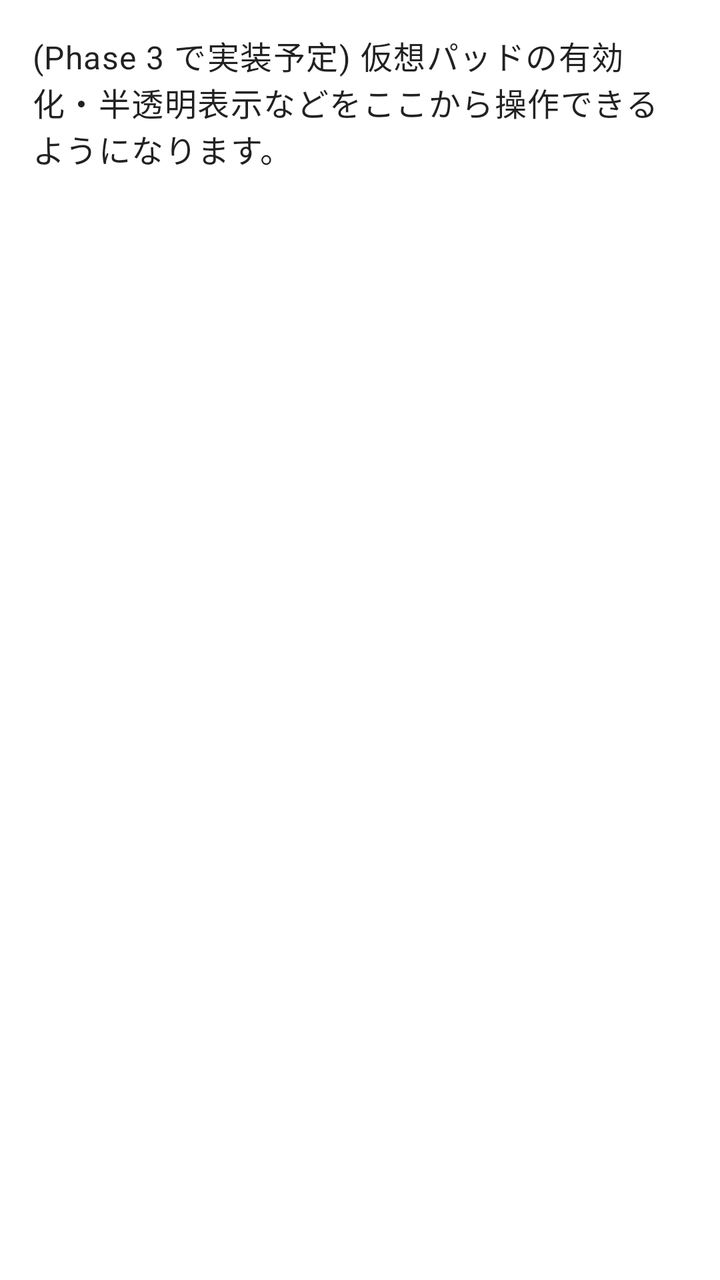
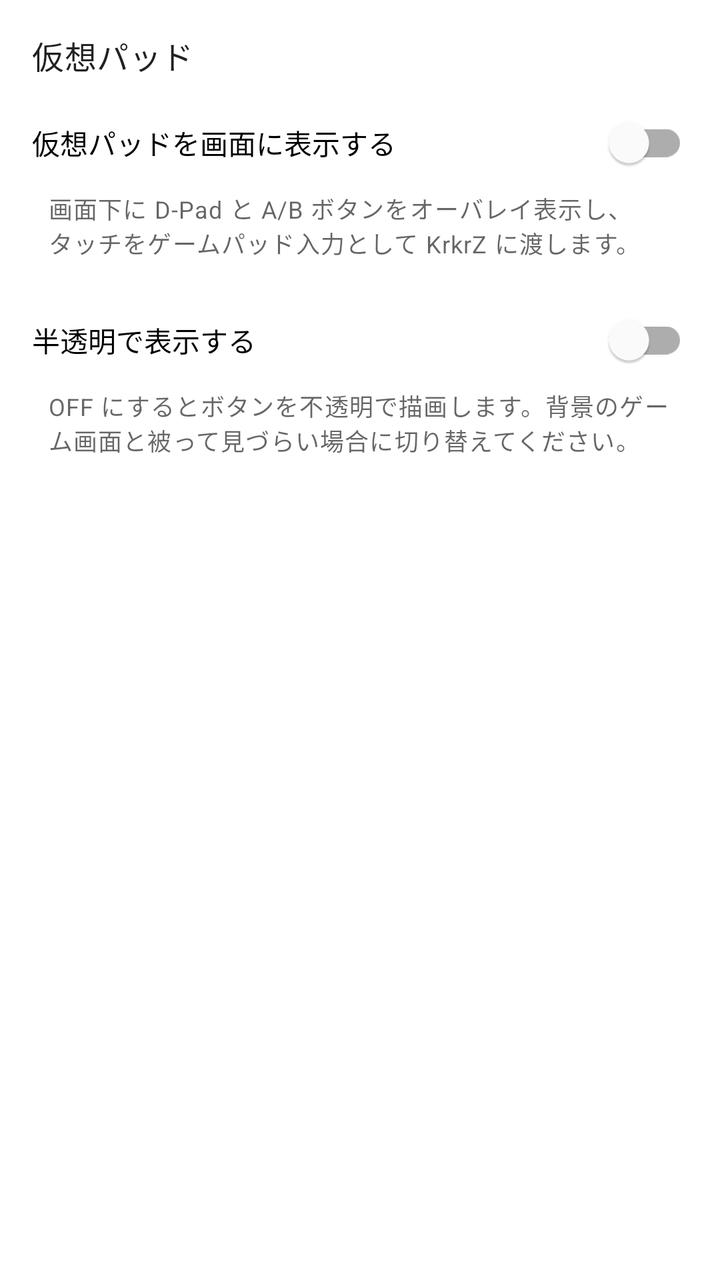

An Android layout rendered at two revisions. The XML below is the earlier revision; the diff shows what the commit changed to produce the second picture.
<!-- AndroidManifest.xml: application theme Theme.Krkrz -->
<!-- res/layout/activity_settings.xml -->
<?xml version="1.0" encoding="utf-8"?>
<ScrollView xmlns:android="http://schemas.android.com/apk/res/android"
    android:id="@+id/settings_root"
    android:layout_width="match_parent"
    android:layout_height="match_parent"
    android:fillViewport="true">

    <LinearLayout
        android:layout_width="match_parent"
        android:layout_height="wrap_content"
        android:orientation="vertical"
        android:padding="16dp">

        <TextView
            android:layout_width="match_parent"
            android:layout_height="wrap_content"
            android:text="@string/settings_placeholder"
            android:textAppearance="?attr/textAppearanceBody1" />

    </LinearLayout>

</ScrollView>
<!-- resources referenced by this layout -->
<resources>
  <string name="settings_placeholder">(Phase 3 で実装予定) 仮想パッドの有効化・半透明表示などをここから操作できるようになります。</string>
  <style name="Theme.Krkrz" parent="Theme.MaterialComponents.DayNight.DarkActionBar">
          
          <item name="colorPrimary">@color/purple_500</item>
          <item name="colorPrimaryVariant">@color/purple_700</item>
          <item name="colorOnPrimary">@color/white</item>
          
          <item name="colorSecondary">@color/teal_200</item>
          <item name="colorSecondaryVariant">@color/teal_700</item>
          <item name="colorOnSecondary">@color/black</item>
          
          <item name="android:statusBarColor">?attr/colorPrimaryVariant</item>
          
      </style>
  <color name="purple_500">#FF6200EE</color>
  <color name="purple_700">#FF3700B3</color>
  <color name="white">#FFFFFFFF</color>
  <color name="teal_200">#FF03DAC5</color>
  <color name="teal_700">#FF018786</color>
  <color name="black">#FF000000</color>
</resources>

<!-- the commit's change to res/layout/activity_settings.xml (unified diff, before → after) -->
@@ -14,8 +14,38 @@
         <TextView
             android:layout_width="match_parent"
             android:layout_height="wrap_content"
-            android:text="@string/settings_placeholder"
-            android:textAppearance="?attr/textAppearanceBody1" />
+            android:text="@string/settings_section_virtualpad"
+            android:textAppearance="?attr/textAppearanceSubtitle1"
+            android:paddingBottom="8dp" />
+
+        <com.google.android.material.switchmaterial.SwitchMaterial
+            android:id="@+id/switch_vpad_enabled"
+            android:layout_width="match_parent"
+            android:layout_height="wrap_content"
+            android:text="@string/settings_vpad_enabled" />
+
+        <TextView
+            android:layout_width="match_parent"
+            android:layout_height="wrap_content"
+            android:text="@string/settings_vpad_enabled_desc"
+            android:textAppearance="?attr/textAppearanceCaption"
+            android:paddingStart="8dp"
+            android:paddingEnd="8dp"
+            android:paddingBottom="16dp" />
+
+        <com.google.android.material.switchmaterial.SwitchMaterial
+            android:id="@+id/switch_vpad_translucent"
+            android:layout_width="match_parent"
+            android:layout_height="wrap_content"
+            android:text="@string/settings_vpad_translucent" />
+
+        <TextView
+            android:layout_width="match_parent"
+            android:layout_height="wrap_content"
+            android:text="@string/settings_vpad_translucent_desc"
+            android:textAppearance="?attr/textAppearanceCaption"
+            android:paddingStart="8dp"
+            android:paddingEnd="8dp" />
 
     </LinearLayout>
 
<!-- resource entries referenced after the edit -->
@@ -1,6 +1,10 @@
 <!-- resources referenced by this layout -->
 <resources>
-  <string name="settings_placeholder">(Phase 3 で実装予定) 仮想パッドの有効化・半透明表示などをここから操作できるようになります。</string>
+  <string name="settings_section_virtualpad">仮想パッド</string>
+  <string name="settings_vpad_enabled">仮想パッドを画面に表示する</string>
+  <string name="settings_vpad_enabled_desc">画面下に D-Pad と A/B ボタンをオーバレイ表示し、タッチをゲームパッド入力として KrkrZ に渡します。</string>
+  <string name="settings_vpad_translucent">半透明で表示する</string>
+  <string name="settings_vpad_translucent_desc">OFF にするとボタンを不透明で描画します。背景のゲーム画面と被って見づらい場合に切り替えてください。</string>
   <style name="Theme.Krkrz" parent="Theme.MaterialComponents.DayNight.DarkActionBar">
           
           <item name="colorPrimary">@color/purple_500</item>
